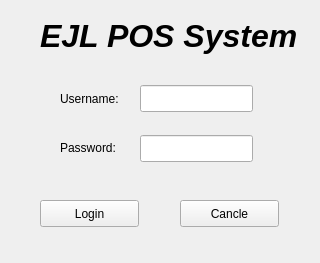
Old version of the form widget.ui in the repository weiweiwangblade/POS_system.
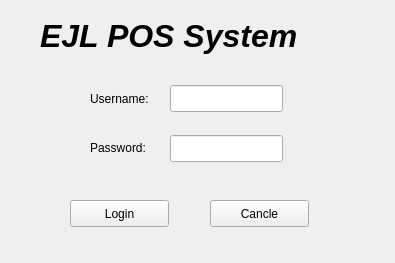
New version of the form.

The edit to the form file:
```diff
--- a/widget.ui
+++ b/widget.ui
@@ -6,7 +6,7 @@
    <rect>
     <x>0</x>
     <y>0</y>
-    <width>320</width>
+    <width>395</width>
     <height>263</height>
    </rect>
   </property>
@@ -16,7 +16,7 @@
   <widget class="QPushButton" name="pushButton">
    <property name="geometry">
     <rect>
-     <x>40</x>
+     <x>70</x>
      <y>200</y>
      <width>99</width>
      <height>27</height>
@@ -29,7 +29,7 @@
   <widget class="QPushButton" name="pushButton_2">
    <property name="geometry">
     <rect>
-     <x>180</x>
+     <x>210</x>
      <y>200</y>
      <width>99</width>
      <height>27</height>
@@ -44,7 +44,7 @@
     <rect>
      <x>40</x>
      <y>10</y>
-     <width>271</width>
+     <width>351</width>
      <height>51</height>
     </rect>
    </property>
@@ -66,7 +66,7 @@
   <widget class="QLabel" name="label_2">
    <property name="geometry">
     <rect>
-     <x>60</x>
+     <x>90</x>
      <y>90</y>
      <width>73</width>
      <height>17</height>
@@ -79,7 +79,7 @@
   <widget class="QLabel" name="label_3">
    <property name="geometry">
     <rect>
-     <x>60</x>
+     <x>90</x>
      <y>140</y>
      <width>71</width>
      <height>16</height>
@@ -92,7 +92,7 @@
   <widget class="QLineEdit" name="lineEdit">
    <property name="geometry">
     <rect>
-     <x>140</x>
+     <x>170</x>
      <y>85</y>
      <width>113</width>
      <height>27</height>
@@ -102,7 +102,7 @@
   <widget class="QLineEdit" name="lineEdit_2">
    <property name="geometry">
     <rect>
-     <x>140</x>
+     <x>170</x>
      <y>135</y>
      <width>113</width>
      <height>27</height>
```
